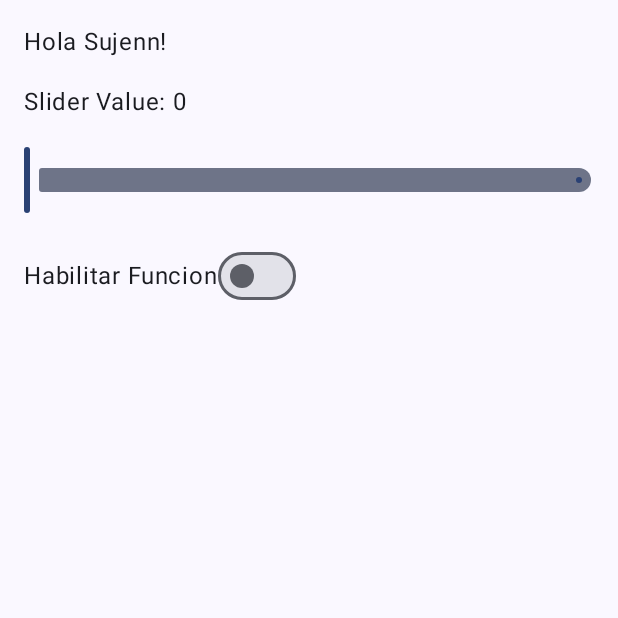
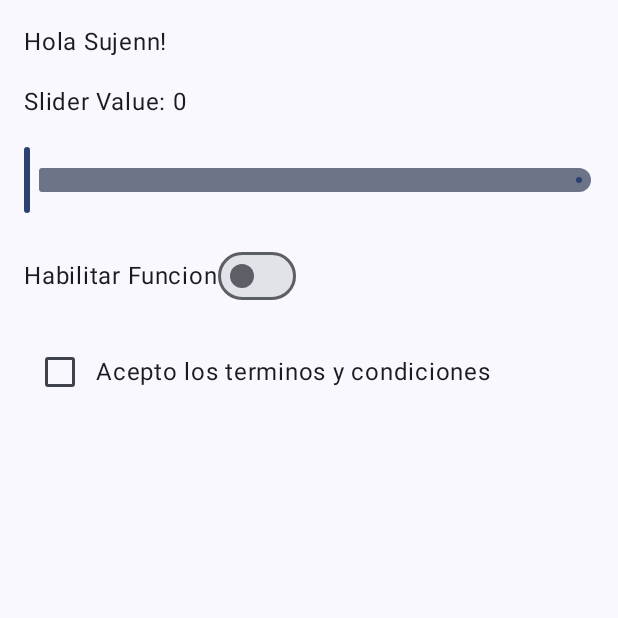
Before and after one commit to mcsjnn/lab04_AndroidStudio, an Android app built with Jetpack Compose: the screen it shows after launch (MainActivity), on a phone screen of 412 x 824 dp, the top half of it. Run offline under Robolectric (Android 15) with nearby library versions, the phone set to English and light mode, and no system bars.

```diff
--- a/app/src/main/java/com/example/lab04/MainActivity.kt
+++ b/app/src/main/java/com/example/lab04/MainActivity.kt
@@ -59,6 +59,16 @@ fun MainContent(name: String, modifier: Modifier = Modifier) {
                 onCheckedChange = { switchState = it }
             )
         }
+
+        // Checkbox Component
+        var checkboxState by remember { mutableStateOf(false) }
+        Row(verticalAlignment = Alignment.CenterVertically) {
+            Checkbox(
+                checked = checkboxState,
+                onCheckedChange = { checkboxState = it }
+            )
+            Text("Acepto los terminos y condiciones")
+        }
     }
 }
 
```
